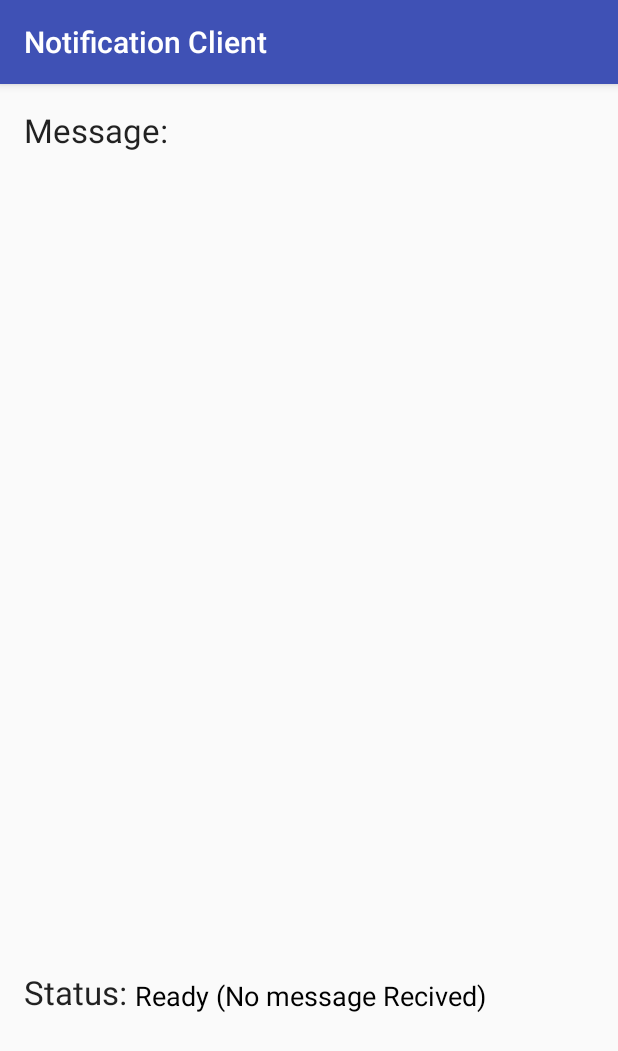
After one commit to The-Scrum-Masters/archive-carro-inteligente, an Android app: the NotificationClient screen opened directly, with no data from a screen before it, on a phone screen of 412 x 824 dp. The commit adds this screen. Shown: the top 1051 px of the screen. Run offline under Robolectric (Android 15) with nearby library versions, the phone set to English and light mode, and no system bars.

Commit message:
Added Permission and SMS(Hasn't been tested) handlers and moved NFCHandler.java

```diff
--- a/src/android/TrolleyReader/app/src/main/java/com/TheScrumMasters/TrolleyReader/MainActivity.java
+++ b/src/android/TrolleyReader/app/src/main/java/com/TheScrumMasters/TrolleyReader/MainActivity.java
@@ -7,9 +7,10 @@ import android.nfc.NfcAdapter;
 import android.os.Bundle;
 import android.support.v7.app.AppCompatActivity;
 import android.view.View;
-import android.widget.Button;
 import android.widget.TextView;
 import android.widget.Toast;
+
+import com.TheScrumMasters.TrolleyReader.UtilityClasses.NFCHandler;
 
 public class MainActivity extends AppCompatActivity
 {
--- /dev/null
+++ b/src/android/TrolleyReader/app/src/main/java/com/TheScrumMasters/TrolleyReader/NotificationClient.java
@@ -0,0 +1,39 @@
+package com.TheScrumMasters.TrolleyReader;
+
+import android.graphics.Color;
+import android.support.v7.app.AppCompatActivity;
+import android.os.Bundle;
+import android.widget.TextView;
+import android.widget.Toast;
+
+import com.TheScrumMasters.TrolleyReader.UtilityClasses.ISMSManager;
+import com.TheScrumMasters.TrolleyReader.UtilityClasses.SMSManager;
+
+public class NotificationClient extends AppCompatActivity implements ISMSManager
+{
+    SMSManager ismsManager;
+
+    TextView MessageText;
+    TextView StatusText;
+
+    @Override
+    protected void onCreate(Bundle savedInstanceState)
+    {
+        super.onCreate(savedInstanceState);
+        setContentView(R.layout.activity_notification_client);
+
+        ismsManager = new SMSManager(this);
+
+        MessageText = ((TextView) findViewById(R.id.Message_Out));
+        StatusText = ((TextView) findViewById(R.id.Status_Out));
+    }
+
+    @Override
+    public void SMSReceived(String message)
+    {;
+        StatusText.setText("Read Message!");
+        StatusText.setTextColor(Color.GREEN);
+        MessageText.setText(message);
+    }
+
+}
--- a/src/android/TrolleyReader/app/src/main/java/com/TheScrumMasters/TrolleyReader/TrolleyReader.java
+++ b/src/android/TrolleyReader/app/src/main/java/com/TheScrumMasters/TrolleyReader/TrolleyReader.java
@@ -12,6 +12,7 @@ import android.widget.EditText;
 import android.widget.TextView;
 import android.widget.Toast;
 
+import com.TheScrumMasters.TrolleyReader.UtilityClasses.NFCHandler;
 import com.TheScrumMasters.TrolleyReader.UtilityClasses.UDPMessageSender;
 
 public class TrolleyReader extends AppCompatActivity
--- a/src/android/TrolleyReader/app/src/main/java/com/TheScrumMasters/TrolleyReader/TrolleyWriter.java
+++ b/src/android/TrolleyReader/app/src/main/java/com/TheScrumMasters/TrolleyReader/TrolleyWriter.java
@@ -14,6 +14,7 @@ import android.widget.EditText;
 import android.widget.TextView;
 import android.widget.Toast;
 
+import com.TheScrumMasters.TrolleyReader.UtilityClasses.NFCHandler;
 import com.TheScrumMasters.TrolleyReader.UtilityClasses.Trolley;
 
 public class TrolleyWriter extends AppCompatActivity
--- /dev/null
+++ b/src/android/TrolleyReader/app/src/main/java/com/TheScrumMasters/TrolleyReader/UtilityClasses/ISMSManager.java
@@ -0,0 +1,9 @@
+package com.TheScrumMasters.TrolleyReader.UtilityClasses;
+
+/**
+ * Created by ryan on 20/09/16.
+ */
+public interface ISMSManager
+{
+    void SMSReceived(String message);
+}
--- a/src/android/TrolleyReader/app/src/main/java/com/TheScrumMasters/TrolleyReader/NFCHandler.java
+++ b/src/android/TrolleyReader/app/src/main/java/com/TheScrumMasters/TrolleyReader/UtilityClasses/NFCHandler.java
@@ -1,4 +1,4 @@
-package com.TheScrumMasters.TrolleyReader;
+package com.TheScrumMasters.TrolleyReader.UtilityClasses;
 
 import android.app.Activity;
 import android.app.PendingIntent;
--- /dev/null
+++ b/src/android/TrolleyReader/app/src/main/res/layout/activity_notification_client.xml
@@ -0,0 +1,49 @@
+<?xml version="1.0" encoding="utf-8"?>
+<RelativeLayout
+    xmlns:android="http://schemas.android.com/apk/res/android"
+    xmlns:tools="http://schemas.android.com/tools"
+    android:layout_width="match_parent"
+    android:layout_height="match_parent"
+    android:paddingBottom="@dimen/activity_vertical_margin"
+    android:paddingLeft="@dimen/activity_horizontal_margin"
+    android:paddingRight="@dimen/activity_horizontal_margin"
+    android:paddingTop="@dimen/activity_vertical_margin"
+    tools:context=".NotificationClient">
+
+    <TextView
+        android:layout_width="wrap_content"
+        android:layout_height="wrap_content"
+        android:textAppearance="?android:attr/textAppearanceLarge"
+        android:text="Status: "
+        android:id="@+id/Status_Label"
+        android:layout_alignParentBottom="true"
+        android:layout_alignParentStart="true"
+        android:layout_marginBottom="132dp"/>
+
+    <TextView
+        android:layout_width="wrap_content"
+        android:layout_height="wrap_content"
+        android:textAppearance="?android:attr/textAppearanceMedium"
+        android:text="Ready (No message Recived)"
+        android:id="@+id/Status_Out"
+        android:textColor="@android:color/black"
+        android:layout_alignBottom="@+id/Status_Label"
+        android:layout_toEndOf="@+id/Status_Label"/>
+
+    <TextView
+        android:layout_width="wrap_content"
+        android:layout_height="wrap_content"
+        android:textAppearance="?android:attr/textAppearanceLarge"
+        android:text="Message: "
+        android:id="@+id/Message_Label"
+        android:layout_alignParentTop="true"
+        android:layout_alignParentStart="true"/>
+
+    <TextView
+        android:layout_width="wrap_content"
+        android:layout_height="wrap_content"
+        android:textAppearance="?android:attr/textAppearanceLarge"
+        android:id="@+id/Message_Out"
+        android:layout_alignParentTop="true"
+        android:layout_toEndOf="@+id/Message_Label"/>
+</RelativeLayout>
```
Also changed, not shown: src/android/TrolleyReader/app/src/main/AndroidManifest.xml (+9 -5 lines), src/android/TrolleyReader/app/src/main/java/com/TheScrumMasters/TrolleyReader/NotificationManager.java (+15 -22 lines), src/android/TrolleyReader/app/src/main/java/com/TheScrumMasters/TrolleyReader/UtilityClasses/PermissionHandler.java (+44 -27 lines), src/android/TrolleyReader/app/src/main/java/com/TheScrumMasters/TrolleyReader/UtilityClasses/SMSManager.java (+13 -11 lines), 1 other file.
